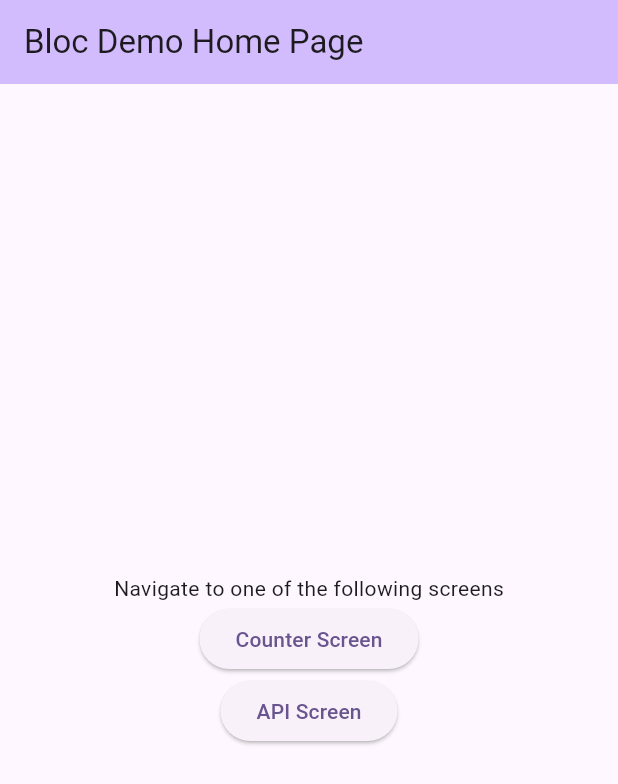
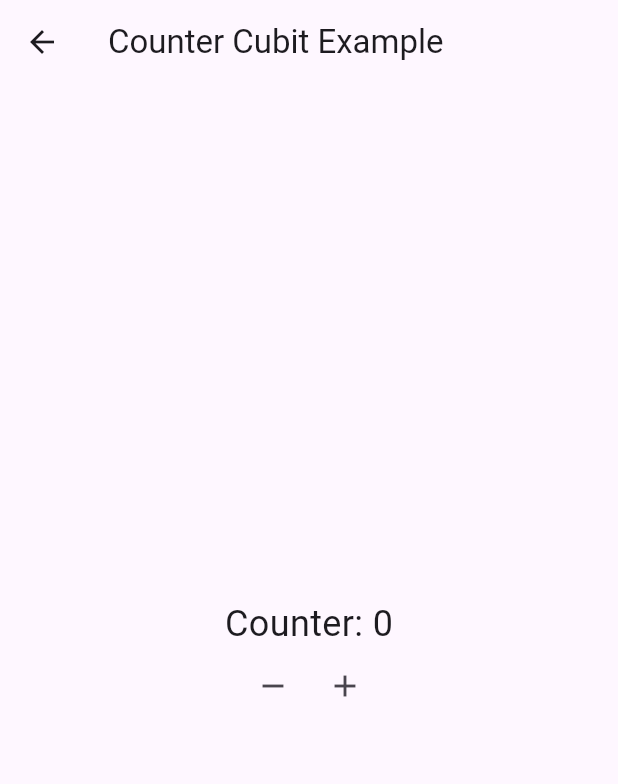
Before and after one commit to OlehChornyi/block_app, a Flutter app: the screen it shows after launch, after a tap on "Counter Screen", on a phone screen of 412 x 824 dp. Shown: the top 784 px of the screen. Run offline on Flutter 3.47's test engine with Material 3 defaults, Android fonts, the phone set to English and light mode, and no system bars; our stand-ins replace bloc, equatable, flutter_bloc; network calls fail.

Commit message:
4th: cubit

```diff
--- a/lib/bloc/counter_cubit.dart
+++ b/lib/bloc/counter_cubit.dart
@@ -0,0 +1,9 @@
+import 'package:bloc/bloc.dart';
+
+class CounterCubit extends Cubit<int> {
+  CounterCubit() : super(0);
+
+  void increment() => emit(state + 1);
+
+  void decrement() => emit(state - 1);
+}
--- a/lib/main.dart
+++ b/lib/main.dart
@@ -1,6 +1,6 @@
 import 'package:block_app/screens/comments_screen.dart';
+import 'package:block_app/screens/counter_screen.dart';
 import 'package:flutter/material.dart';
-import 'package:block_app/data/backend_service.dart';
 
 void main() {
   runApp(const MyApp());
@@ -49,14 +49,18 @@ class _MyHomePageState extends State<MyHomePage> {
             ),
             ElevatedButton(
                 onPressed: () {
-                  BackendService().fetchComments();
+                  Navigator.of(context).push(
+                    MaterialPageRoute(
+                      builder: (ctx) => const CounterScreen(),
+                    ),
+                  );
                 },
                 child: const Text('Counter Screen')),
             ElevatedButton(
                 onPressed: () {
                   Navigator.of(context).push(
                     MaterialPageRoute(
-                      builder: (ctx) => CommentScreen(),
+                      builder: (ctx) => const CommentScreen(),
                     ),
                   );
                 },
--- a/lib/screens/comments_screen.dart
+++ b/lib/screens/comments_screen.dart
@@ -4,13 +4,15 @@ import 'package:block_app/bloc/comments_block.dart';
 import 'package:block_app/data/backend_service.dart';
 
 class CommentScreen extends StatelessWidget {
+  const CommentScreen({super.key});
+
   @override
   Widget build(BuildContext context) {
     return BlocProvider(
       create: (_) =>
           CommentBloc(backendService: BackendService())..add(FetchComments()),
       child: Scaffold(
-        appBar: AppBar(title: Text('Comments')),
+        appBar: AppBar(title: const Text('Comments')),
         body: BlocBuilder<CommentBloc, CommentState>(
           builder: (context, state) {
             if (state is CommentLoading) {
--- a/lib/screens/counter_screen.dart
+++ b/lib/screens/counter_screen.dart
@@ -0,0 +1,44 @@
+import 'package:flutter/material.dart';
+import 'package:flutter_bloc/flutter_bloc.dart';
+import 'package:block_app/bloc/counter_cubit.dart';
+
+class CounterScreen extends StatelessWidget {
+  const CounterScreen({super.key});
+
+  @override
+  Widget build(BuildContext context) {
+    return BlocProvider(
+      create: (_) => CounterCubit(),
+      child: Scaffold(
+        appBar: AppBar(title: const Text('Counter Cubit Example')),
+        body: Center(
+          child: BlocBuilder<CounterCubit, int>(
+            builder: (context, count) {
+              return Column(
+                mainAxisAlignment: MainAxisAlignment.center,
+                children: [
+                  Text('Counter: $count', style: const TextStyle(fontSize: 24)),
+                  Row(
+                    mainAxisAlignment: MainAxisAlignment.center,
+                    children: [
+                      IconButton(
+                        icon: const Icon(Icons.remove),
+                        onPressed: () =>
+                            context.read<CounterCubit>().decrement(),
+                      ),
+                      IconButton(
+                        icon: const Icon(Icons.add),
+                        onPressed: () =>
+                            context.read<CounterCubit>().increment(),
+                      ),
+                    ],
+                  ),
+                ],
+              );
+            },
+          ),
+        ),
+      ),
+    );
+  }
+}
```
